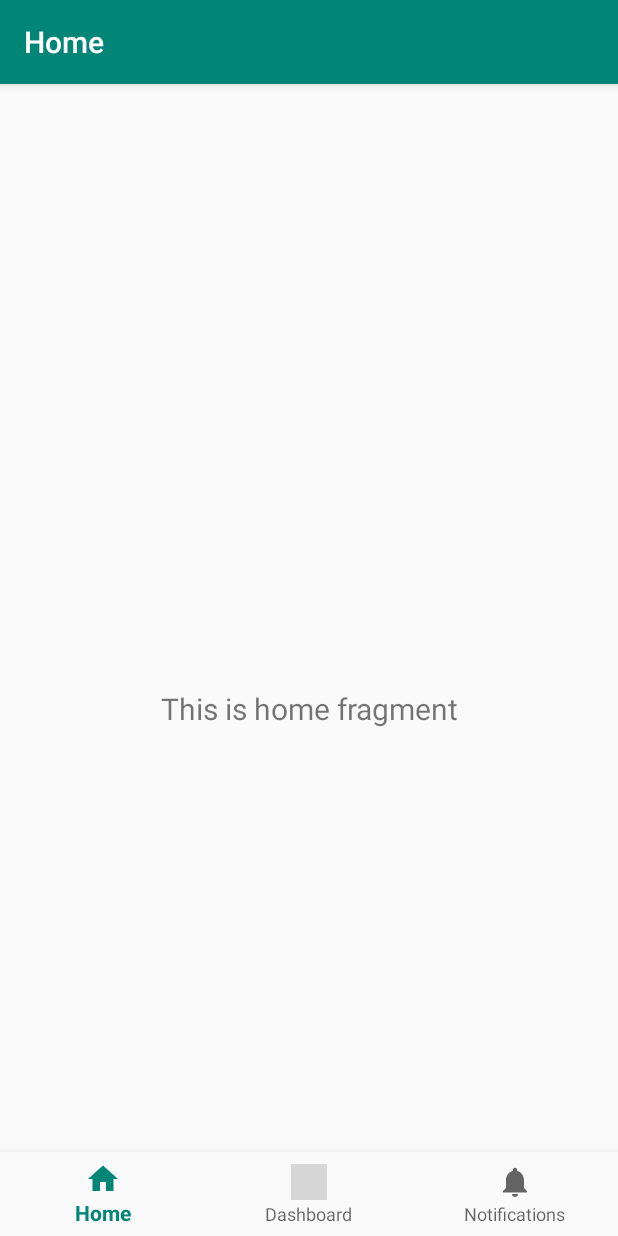
After one commit to Daniel-Vitor-Alves-Freire/Aula_Configuracao_Conexao_Externa, an Android app: the HomeFragment screen opened directly, with no data from a screen before it, on a phone screen of 412 x 824 dp. The commit adds this screen. Run offline under Robolectric (Android 15) with nearby library versions, the phone set to English and light mode, and no system bars; our stand-ins replace navigation-ui; grey boxes are pictures that could not be loaded.

Commit message:
Aula 01 CRUD DAO

```diff
--- a/app/build.gradle
+++ b/app/build.gradle
@@ -23,6 +23,10 @@ dependencies {
     implementation fileTree(include: ['*.jar'], dir: 'libs')
     implementation 'androidx.appcompat:appcompat:1.0.2'
     implementation 'androidx.constraintlayout:constraintlayout:1.1.3'
+    implementation 'com.google.android.material:material:1.1.0'
+    implementation 'androidx.navigation:navigation-fragment:2.2.2'
+    implementation 'androidx.navigation:navigation-ui:2.2.2'
+    implementation 'androidx.lifecycle:lifecycle-extensions:2.2.0'
     testImplementation 'junit:junit:4.12'
     androidTestImplementation 'androidx.test.ext:junit:1.1.0'
     androidTestImplementation 'androidx.test.espresso:espresso-core:3.1.1'
--- /dev/null
+++ b/app/src/main/java/br/com/domtecpro/aula_configuracao_conexao_externa/MenuActivity.java
@@ -0,0 +1,30 @@
+package br.com.domtecpro.aula_configuracao_conexao_externa;
+
+import android.os.Bundle;
+
+import com.google.android.material.bottomnavigation.BottomNavigationView;
+
+import androidx.appcompat.app.AppCompatActivity;
+import androidx.navigation.NavController;
+import androidx.navigation.Navigation;
+import androidx.navigation.ui.AppBarConfiguration;
+import androidx.navigation.ui.NavigationUI;
+
+public class MenuActivity extends AppCompatActivity {
+
+    @Override
+    protected void onCreate(Bundle savedInstanceState) {
+        super.onCreate(savedInstanceState);
+        setContentView(R.layout.activity_menu);
+        BottomNavigationView navView = findViewById(R.id.nav_view);
+        // Passing each menu ID as a set of Ids because each
+        // menu should be considered as top level destinations.
+        AppBarConfiguration appBarConfiguration = new AppBarConfiguration.Builder(
+                R.id.navigation_home, R.id.navigation_dashboard, R.id.navigation_notifications)
+                .build();
+        NavController navController = Navigation.findNavController(this, R.id.nav_host_fragment);
+        NavigationUI.setupActionBarWithNavController(this, navController, appBarConfiguration);
+        NavigationUI.setupWithNavController(navView, navController);
+    }
+
+}
--- /dev/null
+++ b/app/src/main/java/br/com/domtecpro/aula_configuracao_conexao_externa/ui/home/HomeFragment.java
@@ -0,0 +1,35 @@
+package br.com.domtecpro.aula_configuracao_conexao_externa.ui.home;
+
+import android.os.Bundle;
+import android.view.LayoutInflater;
+import android.view.View;
+import android.view.ViewGroup;
+import android.widget.TextView;
+
+import androidx.annotation.NonNull;
+import androidx.annotation.Nullable;
+import androidx.fragment.app.Fragment;
+import androidx.lifecycle.Observer;
+import androidx.lifecycle.ViewModelProviders;
+
+import br.com.domtecpro.aula_configuracao_conexao_externa.R;
+
+public class HomeFragment extends Fragment {
+
+    private HomeViewModel homeViewModel;
+
+    public View onCreateView(@NonNull LayoutInflater inflater,
+                             ViewGroup container, Bundle savedInstanceState) {
+        homeViewModel =
+                ViewModelProviders.of(this).get(HomeViewModel.class);
+        View root = inflater.inflate(R.layout.fragment_home, container, false);
+        final TextView textView = root.findViewById(R.id.text_home);
+        homeViewModel.getText().observe(getViewLifecycleOwner(), new Observer<String>() {
+            @Override
+            public void onChanged(@Nullable String s) {
+                textView.setText(s);
+            }
+        });
+        return root;
+    }
+}
--- /dev/null
+++ b/app/src/main/java/br/com/domtecpro/aula_configuracao_conexao_externa/ui/home/HomeViewModel.java
@@ -0,0 +1,19 @@
+package br.com.domtecpro.aula_configuracao_conexao_externa.ui.home;
+
+import androidx.lifecycle.LiveData;
+import androidx.lifecycle.MutableLiveData;
+import androidx.lifecycle.ViewModel;
+
+public class HomeViewModel extends ViewModel {
+
+    private MutableLiveData<String> mText;
+
+    public HomeViewModel() {
+        mText = new MutableLiveData<>();
+        mText.setValue("This is home fragment");
+    }
+
+    public LiveData<String> getText() {
+        return mText;
+    }
+}
--- /dev/null
+++ b/app/src/main/res/drawable/ic_home_black_24dp.xml
@@ -0,0 +1,9 @@
+<vector xmlns:android="http://schemas.android.com/apk/res/android"
+    android:width="24dp"
+    android:height="24dp"
+    android:viewportWidth="24.0"
+    android:viewportHeight="24.0">
+    <path
+        android:fillColor="#FF000000"
+        android:pathData="M10,20v-6h4v6h5v-8h3L12,3 2,12h3v8z" />
+</vector>
--- /dev/null
+++ b/app/src/main/res/drawable/ic_notifications_black_24dp.xml
@@ -0,0 +1,9 @@
+<vector xmlns:android="http://schemas.android.com/apk/res/android"
+    android:width="24dp"
+    android:height="24dp"
+    android:viewportWidth="24.0"
+    android:viewportHeight="24.0">
+    <path
+        android:fillColor="#FF000000"
+        android:pathData="M12,22c1.1,0 2,-0.9 2,-2h-4c0,1.1 0.89,2 2,2zM18,16v-5c0,-3.07 -1.64,-5.64 -4.5,-6.32L13.5,4c0,-0.83 -0.67,-1.5 -1.5,-1.5s-1.5,0.67 -1.5,1.5v0.68C7.63,5.36 6,7.92 6,11v5l-2,2v1h16v-1l-2,-2z" />
+</vector>
--- /dev/null
+++ b/app/src/main/res/layout/activity_menu.xml
@@ -0,0 +1,36 @@
+<?xml version="1.0" encoding="utf-8"?>
+<androidx.constraintlayout.widget.ConstraintLayout
+    xmlns:android="http://schemas.android.com/apk/res/android"
+    xmlns:app="http://schemas.android.com/apk/res-auto"
+    android:id="@+id/container"
+    android:layout_width="match_parent"
+    android:layout_height="match_parent"
+    android:paddingTop="?attr/actionBarSize">
+
+    <com.google.android.material.bottomnavigation.BottomNavigationView
+        android:id="@+id/nav_view"
+        android:layout_width="0dp"
+        android:layout_height="wrap_content"
+        android:layout_marginStart="0dp"
+        android:layout_marginEnd="0dp"
+        android:background="?android:attr/windowBackground"
+        app:layout_constraintBottom_toBottomOf="parent"
+        app:layout_constraintLeft_toLeftOf="parent"
+        app:layout_constraintRight_toRightOf="parent"
+        app:menu="@menu/bottom_nav_menu" />
+
+    <fragment
+        android:id="@+id/nav_host_fragment"
+        android:name="androidx.navigation.fragment.NavHostFragment"
+        android:layout_width="match_parent"
+        android:layout_height="match_parent"
+        app:defaultNavHost="true"
+        app:layout_constraintBottom_toTopOf="@id/nav_view"
+        app:layout_constraintHorizontal_bias="1.0"
+        app:layout_constraintLeft_toLeftOf="parent"
+        app:layout_constraintRight_toRightOf="parent"
+        app:layout_constraintTop_toTopOf="parent"
+        app:layout_constraintVertical_bias="0.0"
+        app:navGraph="@navigation/mobile_navigation" />
+
+</androidx.constraintlayout.widget.ConstraintLayout>
--- /dev/null
+++ b/app/src/main/res/layout/fragment_home.xml
@@ -0,0 +1,22 @@
+<?xml version="1.0" encoding="utf-8"?>
+<androidx.constraintlayout.widget.ConstraintLayout xmlns:android="http://schemas.android.com/apk/res/android"
+    xmlns:app="http://schemas.android.com/apk/res-auto"
+    xmlns:tools="http://schemas.android.com/tools"
+    android:layout_width="match_parent"
+    android:layout_height="match_parent"
+    tools:context=".ui.home.HomeFragment">
+
+    <TextView
+        android:id="@+id/text_home"
+        android:layout_width="match_parent"
+        android:layout_height="wrap_content"
+        android:layout_marginStart="8dp"
+        android:layout_marginTop="8dp"
+        android:layout_marginEnd="8dp"
+        android:textAlignment="center"
+        android:textSize="20sp"
+        app:layout_constraintBottom_toBottomOf="parent"
+        app:layout_constraintEnd_toEndOf="parent"
+        app:layout_constraintStart_toStartOf="parent"
+        app:layout_constraintTop_toTopOf="parent" />
+</androidx.constraintlayout.widget.ConstraintLayout>
--- /dev/null
+++ b/app/src/main/res/menu/bottom_nav_menu.xml
@@ -0,0 +1,19 @@
+<?xml version="1.0" encoding="utf-8"?>
+<menu xmlns:android="http://schemas.android.com/apk/res/android">
+
+    <item
+        android:id="@+id/navigation_home"
+        android:icon="@drawable/ic_home_black_24dp"
+        android:title="@string/title_home" />
+
+    <item
+        android:id="@+id/navigation_dashboard"
+        android:icon="@drawable/ic_dashboard_black_24dp"
+        android:title="@string/title_dashboard" />
+
+    <item
+        android:id="@+id/navigation_notifications"
+        android:icon="@drawable/ic_notifications_black_24dp"
+        android:title="@string/title_notifications" />
+
+</menu>
--- /dev/null
+++ b/app/src/main/res/navigation/mobile_navigation.xml
@@ -0,0 +1,25 @@
+<?xml version="1.0" encoding="utf-8"?>
+<navigation xmlns:android="http://schemas.android.com/apk/res/android"
+    xmlns:app="http://schemas.android.com/apk/res-auto"
+    xmlns:tools="http://schemas.android.com/tools"
+    android:id="@+id/mobile_navigation"
+    app:startDestination="@+id/navigation_home">
+
+    <fragment
+        android:id="@+id/navigation_home"
+        android:name="br.com.domtecpro.aula_configuracao_conexao_externa.ui.home.HomeFragment"
+        android:label="@string/title_home"
+        tools:layout="@layout/fragment_home" />
+
+    <fragment
+        android:id="@+id/navigation_dashboard"
+        android:name="br.com.domtecpro.aula_configuracao_conexao_externa.ui.dashboard.DashboardFragment"
+        android:label="@string/title_dashboard"
+        tools:layout="@layout/fragment_dashboard" />
+
+    <fragment
+        android:id="@+id/navigation_notifications"
+        android:name="br.com.domtecpro.aula_configuracao_conexao_externa.ui.notifications.NotificationsFragment"
+        android:label="@string/title_notifications"
+        tools:layout="@layout/fragment_notifications" />
+</navigation>
--- /dev/null
+++ b/app/src/main/res/values/dimens.xml
@@ -0,0 +1,5 @@
+<resources>
+    <!-- Default screen margins, per the Android Design guidelines. -->
+    <dimen name="activity_horizontal_margin">16dp</dimen>
+    <dimen name="activity_vertical_margin">16dp</dimen>
+</resources>
--- a/app/src/main/res/values/strings.xml
+++ b/app/src/main/res/values/strings.xml
@@ -1,3 +1,7 @@
 <resources>
     <string name="app_name">Aula_Configuracao_Conexao_Externa</string>
+    <string name="title_activity_menu">MenuActivity</string>
+    <string name="title_home">Home</string>
+    <string name="title_dashboard">Dashboard</string>
+    <string name="title_notifications">Notifications</string>
 </resources>
```
Also changed, not shown: app/src/main/AndroidManifest.xml (+5 -2 lines), app/src/main/java/br/com/domtecpro/aula_configuracao_conexao_externa/MainActivity.java (+17 -3 lines), app/src/main/java/br/com/domtecpro/aula_configuracao_conexao_externa/ui/dashboard/DashboardFragment.java (added, +35 -0 lines), app/src/main/java/br/com/domtecpro/aula_configuracao_conexao_externa/ui/dashboard/DashboardViewModel.java (added, +19 -0 lines), app/src/main/java/br/com/domtecpro/aula_configuracao_conexao_externa/ui/notifications/NotificationsFragment.java (added, +35 -0 lines), app/src/main/java/br/com/domtecpro/aula_configuracao_conexao_externa/ui/notifications/NotificationsViewModel.java (added, +19 -0 lines), app/src/main/res/layout/activity_main.xml (+13 -1 lines).
